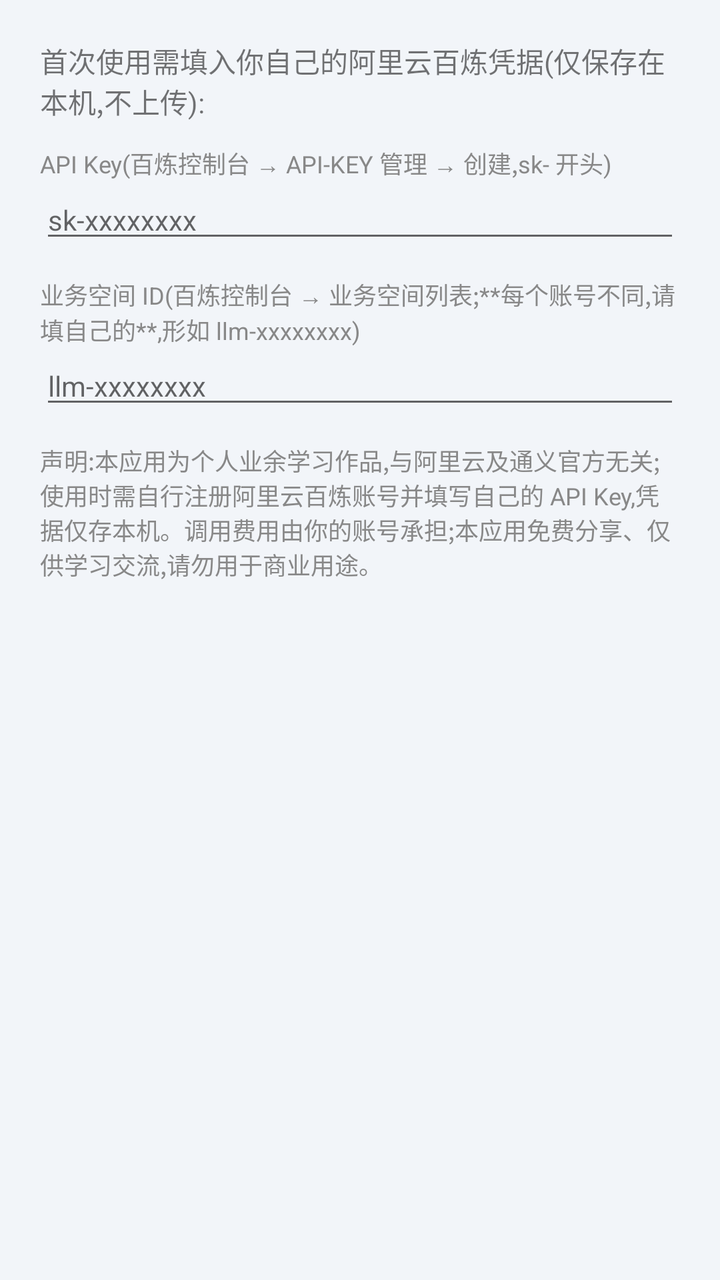
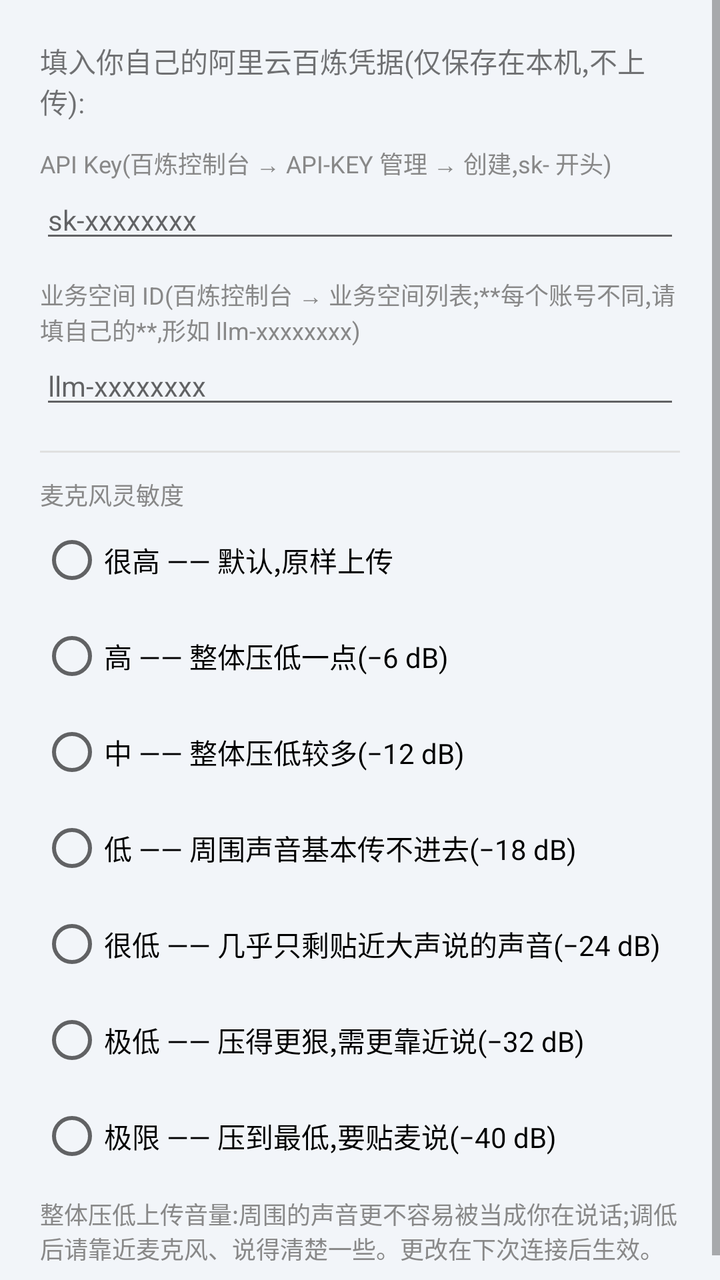

Before-and-after screenshots of an Android layout around one commit, followed by the original layout XML and the change that was made.
<!-- AndroidManifest.xml: application theme Theme.RtChat -->
<!-- res/layout/dialog_settings.xml -->
<?xml version="1.0" encoding="utf-8"?>
<LinearLayout xmlns:android="http://schemas.android.com/apk/res/android"
    android:layout_width="match_parent"
    android:layout_height="wrap_content"
    android:orientation="vertical"
    android:padding="20dp">

    <TextView
        android:layout_width="match_parent"
        android:layout_height="wrap_content"
        android:text="@string/dlg_settings_intro"
        android:textSize="14sp" />

    <TextView
        android:layout_width="match_parent"
        android:layout_height="wrap_content"
        android:layout_marginTop="12dp"
        android:text="@string/dlg_key_label"
        android:textSize="12sp"
        android:textColor="#888888" />

    <EditText
        android:id="@+id/editApiKey"
        android:layout_width="match_parent"
        android:layout_height="wrap_content"
        android:autofillHints=""
        android:hint="@string/dlg_key_hint"
        android:importantForAutofill="no"
        android:inputType="textPassword"
        android:textSize="14sp" />

    <TextView
        android:layout_width="match_parent"
        android:layout_height="wrap_content"
        android:layout_marginTop="12dp"
        android:text="@string/dlg_ws_label"
        android:textSize="12sp"
        android:textColor="#888888" />

    <EditText
        android:id="@+id/editWorkspace"
        android:layout_width="match_parent"
        android:layout_height="wrap_content"
        android:autofillHints=""
        android:hint="@string/dlg_ws_hint"
        android:importantForAutofill="no"
        android:inputType="textPassword"
        android:textSize="14sp" />

    <TextView
        android:layout_width="match_parent"
        android:layout_height="wrap_content"
        android:layout_marginTop="12dp"
        android:text="@string/dlg_disclaimer"
        android:textSize="12sp"
        android:textColor="#888888" />
</LinearLayout>
<!-- resources referenced by this layout -->
<resources>
  <string name="dlg_disclaimer">声明:本应用为个人业余学习作品,与阿里云及通义官方无关;使用时需自行注册阿里云百炼账号并填写自己的 API Key,凭据仅存本机。调用费用由你的账号承担;本应用免费分享、仅供学习交流,请勿用于商业用途。</string>
  <string name="dlg_key_hint">sk-xxxxxxxx</string>
  <string name="dlg_key_label">API Key(百炼控制台 → API-KEY 管理 → 创建,sk- 开头)</string>
  <string name="dlg_settings_intro">首次使用需填入你自己的阿里云百炼凭据(仅保存在本机,不上传):</string>
  <string name="dlg_ws_hint">llm-xxxxxxxx</string>
  <string name="dlg_ws_label">业务空间 ID(百炼控制台 → 业务空间列表;**每个账号不同,请填自己的**,形如 llm-xxxxxxxx)</string>
  <style name="Theme.RtChat" parent="Theme.MaterialComponents.DayNight.NoActionBar">
          <item name="colorPrimary">#2C6EB5</item>
          <item name="colorPrimaryVariant">#1A5B9E</item>
          <item name="colorOnPrimary">#FFFFFF</item>
          <item name="colorSecondary">#1F7A3D</item>
          <item name="colorOnSecondary">#FFFFFF</item>
          <item name="android:windowBackground">#F2F5F9</item>
          <item name="android:statusBarColor">#1A5B9E</item>
      </style>
</resources>

<!-- the commit's change to res/layout/dialog_settings.xml (unified diff, before → after) -->
@@ -1,57 +1,133 @@
 <?xml version="1.0" encoding="utf-8"?>
-<LinearLayout xmlns:android="http://schemas.android.com/apk/res/android"
+<ScrollView xmlns:android="http://schemas.android.com/apk/res/android"
     android:layout_width="match_parent"
-    android:layout_height="wrap_content"
-    android:orientation="vertical"
-    android:padding="20dp">
+    android:layout_height="wrap_content">
 
-    <TextView
+    <LinearLayout
         android:layout_width="match_parent"
         android:layout_height="wrap_content"
-        android:text="@string/dlg_settings_intro"
-        android:textSize="14sp" />
+        android:orientation="vertical"
+        android:padding="20dp">
 
-    <TextView
-        android:layout_width="match_parent"
-        android:layout_height="wrap_content"
-        android:layout_marginTop="12dp"
-        android:text="@string/dlg_key_label"
-        android:textSize="12sp"
-        android:textColor="#888888" />
+        <TextView
+            android:layout_width="match_parent"
+            android:layout_height="wrap_content"
+            android:text="@string/dlg_settings_intro"
+            android:textSize="14sp" />
 
-    <EditText
-        android:id="@+id/editApiKey"
-        android:layout_width="match_parent"
-        android:layout_height="wrap_content"
-        android:autofillHints=""
-        android:hint="@string/dlg_key_hint"
-        android:importantForAutofill="no"
-        android:inputType="textPassword"
-        android:textSize="14sp" />
+        <TextView
+            android:layout_width="match_parent"
+            android:layout_height="wrap_content"
+            android:layout_marginTop="12dp"
+            android:text="@string/dlg_key_label"
+            android:textSize="12sp"
+            android:textColor="#888888" />
 
-    <TextView
-        android:layout_width="match_parent"
-        android:layout_height="wrap_content"
-        android:layout_marginTop="12dp"
-        android:text="@string/dlg_ws_label"
-        android:textSize="12sp"
-        android:textColor="#888888" />
+        <EditText
+            android:id="@+id/editApiKey"
+            android:layout_width="match_parent"
+            android:layout_height="wrap_content"
+            android:autofillHints=""
+            android:hint="@string/dlg_key_hint"
+            android:importantForAutofill="no"
+            android:inputType="textPassword"
+            android:textSize="14sp" />
 
-    <EditText
-        android:id="@+id/editWorkspace"
-        android:layout_width="match_parent"
-        android:layout_height="wrap_content"
-        android:autofillHints=""
-        android:hint="@string/dlg_ws_hint"
-        android:importantForAutofill="no"
-        android:inputType="textPassword"
-        android:textSize="14sp" />
+        <TextView
+            android:layout_width="match_parent"
+            android:layout_height="wrap_content"
+            android:layout_marginTop="12dp"
+            android:text="@string/dlg_ws_label"
+            android:textSize="12sp"
+            android:textColor="#888888" />
 
-    <TextView
-        android:layout_width="match_parent"
-        android:layout_height="wrap_content"
-        android:layout_marginTop="12dp"
-        android:text="@string/dlg_disclaimer"
-        android:textSize="12sp"
-        android:textColor="#888888" />
-</LinearLayout>
+        <EditText
+            android:id="@+id/editWorkspace"
+            android:layout_width="match_parent"
+            android:layout_height="wrap_content"
+            android:autofillHints=""
+            android:hint="@string/dlg_ws_hint"
+            android:importantForAutofill="no"
+            android:inputType="textPassword"
+            android:textSize="14sp" />
+
+        <View
+            android:layout_width="match_parent"
+            android:layout_height="1dp"
+            android:layout_marginTop="16dp"
+            android:background="#E0E0E0" />
+
+        <TextView
+            android:layout_width="match_parent"
+            android:layout_height="wrap_content"
+            android:layout_marginTop="12dp"
+            android:text="@string/dlg_mic_label"
+            android:textSize="12sp"
+            android:textColor="#888888" />
+
+        <RadioGroup
+            android:id="@+id/radioMic"
+            android:layout_width="match_parent"
+            android:layout_height="wrap_content"
+            android:orientation="vertical">
+
+            <RadioButton
+                android:id="@+id/radioMic1"
+                android:layout_width="match_parent"
+                android:layout_height="wrap_content"
+                android:text="@string/mic_1"
+                android:textSize="14sp" />
+
+            <RadioButton
+                android:id="@+id/radioMic2"
+                android:layout_width="match_parent"
+                android:layout_height="wrap_content"
+                android:text="@string/mic_2"
+                android:textSize="14sp" />
+
+            <RadioButton
+                android:id="@+id/radioMic3"
+                android:layout_width="match_parent"
+                android:layout_height="wrap_content"
+                android:text="@string/mic_3"
+                android:textSize="14sp" />
+
+            <RadioButton
+                android:id="@+id/radioMic4"
+                android:layout_width="match_parent"
+                android:layout_height="wrap_content"
+                android:text="@string/mic_4"
+                android:textSize="14sp" />
+
+            <RadioButton
+                android:id="@+id/radioMic5"
+                android:layout_width="match_parent"
+                android:layout_height="wrap_content"
+                android:text="@string/mic_5"
+                android:textSize="14sp" />
+
+            <RadioButton
+                android:id="@+id/radioMic6"
+                android:layout_width="match_parent"
+                android:layout_height="wrap_content"
+                android:text="@string/mic_6"
+                android:textSize="14sp" />
+
+            <RadioButton
+                android:id="@+id/radioMic7"
+                android:layout_width="match_parent"
+                android:layout_height="wrap_content"
+                android:text="@string/mic_7"
+                android:textSize="14sp" />
+        </RadioGroup>
+
+        <TextView
+            android:layout_width="match_parent"
+            android:layout_height="wrap_content"
+            android:layout_marginTop="6dp"
+            android:text="@string/mic_note"
+            android:textSize="12sp"
+            android:textColor="#888888" />
+
+    </LinearLayout>
+</ScrollView>
<!-- resource entries referenced after the edit -->
@@ -1,11 +1,19 @@
 <!-- resources referenced by this layout -->
 <resources>
-  <string name="dlg_disclaimer">声明:本应用为个人业余学习作品,与阿里云及通义官方无关;使用时需自行注册阿里云百炼账号并填写自己的 API Key,凭据仅存本机。调用费用由你的账号承担;本应用免费分享、仅供学习交流,请勿用于商业用途。</string>
   <string name="dlg_key_hint">sk-xxxxxxxx</string>
   <string name="dlg_key_label">API Key(百炼控制台 → API-KEY 管理 → 创建,sk- 开头)</string>
-  <string name="dlg_settings_intro">首次使用需填入你自己的阿里云百炼凭据(仅保存在本机,不上传):</string>
+  <string name="dlg_mic_label">麦克风灵敏度</string>
+  <string name="dlg_settings_intro">填入你自己的阿里云百炼凭据(仅保存在本机,不上传):</string>
   <string name="dlg_ws_hint">llm-xxxxxxxx</string>
   <string name="dlg_ws_label">业务空间 ID(百炼控制台 → 业务空间列表;**每个账号不同,请填自己的**,形如 llm-xxxxxxxx)</string>
+  <string name="mic_1">很高 —— 默认,原样上传</string>
+  <string name="mic_2">高 —— 整体压低一点(−6 dB)</string>
+  <string name="mic_3">中 —— 整体压低较多(−12 dB)</string>
+  <string name="mic_4">低 —— 周围声音基本传不进去(−18 dB)</string>
+  <string name="mic_5">很低 —— 几乎只剩贴近大声说的声音(−24 dB)</string>
+  <string name="mic_6">极低 —— 压得更狠,需更靠近说(−32 dB)</string>
+  <string name="mic_7">极限 —— 压到最低,要贴麦说(−40 dB)</string>
+  <string name="mic_note">整体压低上传音量:周围的声音更不容易被当成你在说话;调低后请靠近麦克风、说得清楚一些。更改在下次连接后生效。</string>
   <style name="Theme.RtChat" parent="Theme.MaterialComponents.DayNight.NoActionBar">
           <item name="colorPrimary">#2C6EB5</item>
           <item name="colorPrimaryVariant">#1A5B9E</item>
